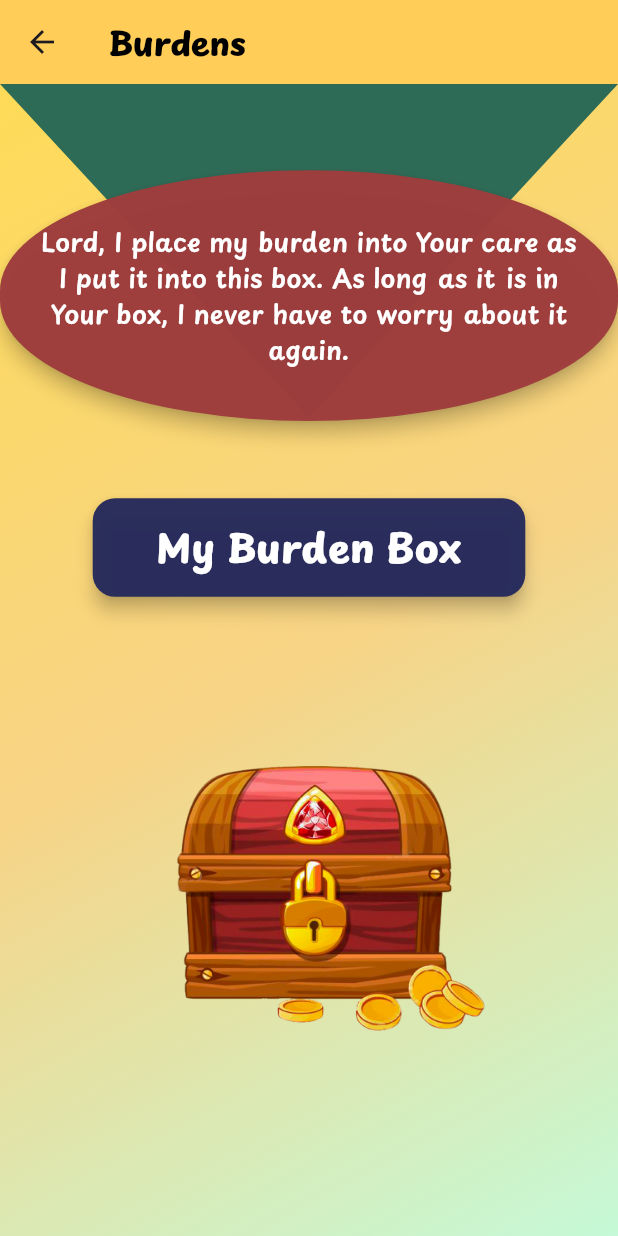
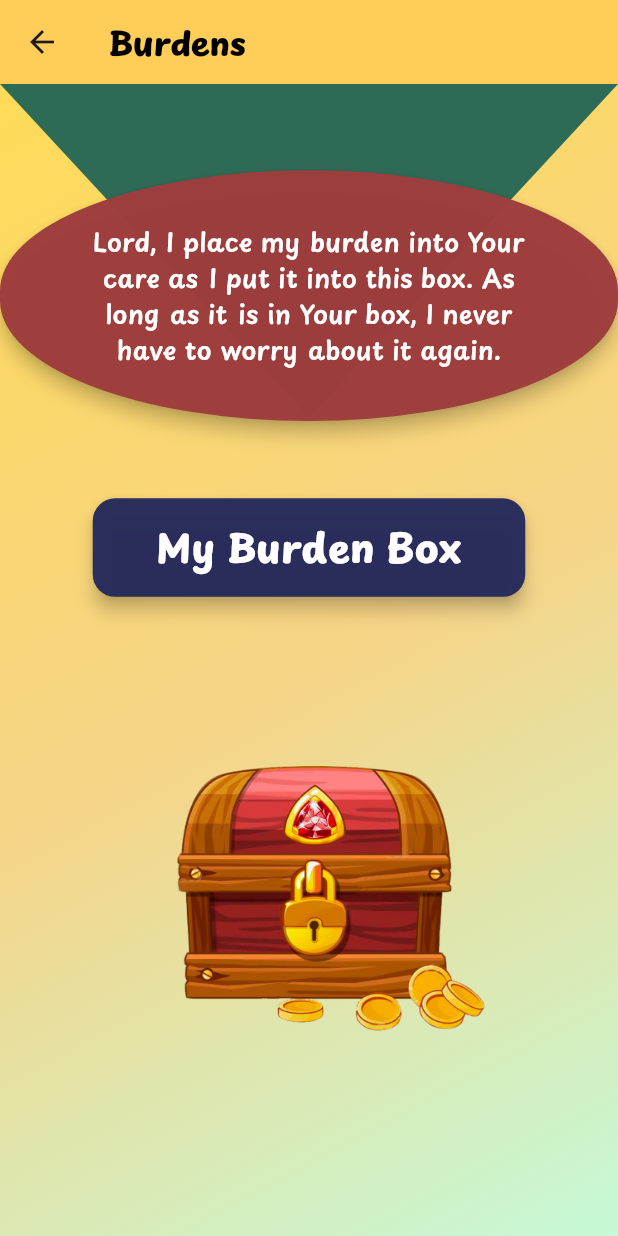
Before and after one commit to Jakebluhm/morning_mustard, a Flutter app: the BoxPage screen opened by its route, on a phone screen of 412 x 824 dp. Run offline on Flutter 3.47's test engine with Material 3 defaults, Android fonts, the phone set to English and light mode, and no system bars; our stand-ins replace flutter_hooks, flutter_layout_grid, flutter_riverpod, flutter_screenutil, freezed_annotation, go_router and 3 more; accounts and stored records are empty; generated files the repository leaves out were written again; project files that could hold a hidden picture were left out.

Commit message:
narrow margins on burden box banner

```diff
--- a/lib/pages/box_page.dart
+++ b/lib/pages/box_page.dart
@@ -114,8 +114,7 @@ class BoxPage extends HookConsumerWidget {
                 Transform.translate(
                   offset: Offset(0, 25.h),
                   child: Padding(
-                    padding:
-                        EdgeInsets.symmetric(horizontal: screenWidth * 0.06),
+                    padding: EdgeInsets.symmetric(horizontal: 45.w),
                     child: Text(
                       'Lord, I place my burden into Your care as I put it into this box. As long as it is in Your box, I never have to worry about it again.',
                       textAlign: TextAlign.center,
```
